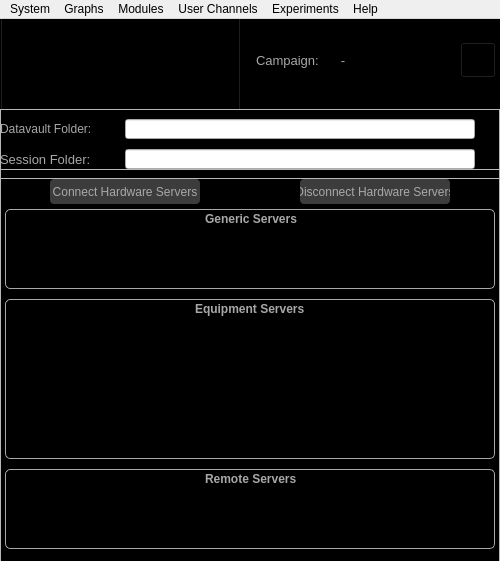
The window that GUI/MainWindow.ui (afylab/nanoSQUID-Scanning-Software) describes before a commit, drawn with Qt 5.
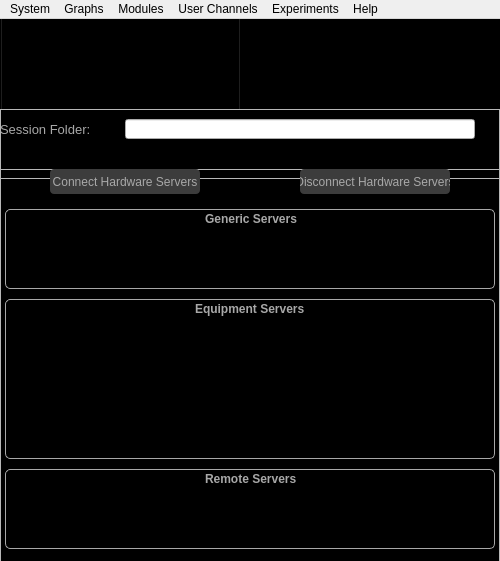
The same window after the commit. Icons and pictures are not drawn.

Commit message: Implemented unique identifier in datavault and several bug fixes.

The edit to the form file:
```diff
--- a/GUI/MainWindow.ui
+++ b/GUI/MainWindow.ui
@@ -77,36 +77,6 @@
     <property name="frameShadow">
      <enum>QFrame::Raised</enum>
     </property>
-    <widget class="QLabel" name="label_Campaign_static">
-     <property name="geometry">
-      <rect>
-       <x>256</x>
-       <y>30</y>
-       <width>71</width>
-       <height>24</height>
-      </rect>
-     </property>
-     <property name="font">
-      <font>
-       <family>MS Shell Dlg 2</family>
-       <pointsize>10</pointsize>
-       <weight>50</weight>
-       <italic>false</italic>
-       <bold>false</bold>
-      </font>
-     </property>
-     <property name="styleSheet">
-      <string notr="true">#label_Layout{
-color: rgb(168, 168, 168);
-font: 10pt &quot;MS Shell Dlg 2&quot;;
-qproperty-alignment: 'AlignVCenter | AlignRight';
-qproperty-wordWrap: true;
-}</string>
-     </property>
-     <property name="text">
-      <string>Campaign: </string>
-     </property>
-    </widget>
     <widget class="QPushButton" name="push_Logo">
      <property name="geometry">
       <rect>
@@ -126,59 +96,6 @@
       <string>PushButton</string>
      </property>
     </widget>
-    <widget class="QLabel" name="label_Campaign">
-     <property name="geometry">
-      <rect>
-       <x>330</x>
-       <y>30</y>
-       <width>101</width>
-       <height>24</height>
-      </rect>
-     </property>
-     <property name="font">
-      <font>
-       <family>MS Shell Dlg 2</family>
-       <pointsize>10</pointsize>
-       <weight>50</weight>
-       <italic>false</italic>
-       <bold>false</bold>
-      </font>
-     </property>
-     <property name="styleSheet">
-      <string notr="true">#label_Layout{
-color: rgb(168, 168, 168);
-font: 10pt &quot;MS Shell Dlg 2&quot;;
-qproperty-alignment: 'AlignVCenter | AlignRight';
-qproperty-wordWrap: true;
-}</string>
-     </property>
-     <property name="text">
-      <string>   -</string>
-     </property>
-    </widget>
-    <widget class="QPushButton" name="push_Campaign">
-     <property name="geometry">
-      <rect>
-       <x>460</x>
-       <y>24</y>
-       <width>36</width>
-       <height>36</height>
-      </rect>
-     </property>
-     <property name="styleSheet">
-      <string notr="true">#push_Campaign{
-image:url(:/nSOTScanner/Pictures/SessionSelect.png);
-background: black;
-}</string>
-     </property>
-     <property name="text">
-      <string/>
-     </property>
-    </widget>
-    <zorder>push_Logo</zorder>
-    <zorder>label_Campaign_static</zorder>
-    <zorder>label_Campaign</zorder>
-    <zorder>push_Campaign</zorder>
    </widget>
    <widget class="QFrame" name="frame_Session">
     <property name="geometry">
@@ -195,42 +112,11 @@
     <property name="frameShadow">
      <enum>QFrame::Raised</enum>
     </property>
-    <widget class="QLabel" name="label_Session">
-     <property name="geometry">
-      <rect>
-       <x>0</x>
-       <y>10</y>
-       <width>100</width>
-       <height>20</height>
-      </rect>
-     </property>
-     <property name="styleSheet">
-      <string notr="true">#label_Session{
-color: rgb(168, 168, 168);
-font: 10pt &quot;MS Shell Dlg 2&quot;;
-qproperty-alignment: 'AlignVCenter | AlignRight';
-qproperty-wordWrap: true;
-}</string>
-     </property>
-     <property name="text">
-      <string>Datavault Folder:</string>
-     </property>
-    </widget>
-    <widget class="QLineEdit" name="lineEdit_Session">
-     <property name="geometry">
-      <rect>
-       <x>125</x>
-       <y>10</y>
-       <width>350</width>
-       <height>20</height>
-      </rect>
-     </property>
-    </widget>
     <widget class="QLabel" name="label_Session_2">
      <property name="geometry">
       <rect>
        <x>0</x>
-       <y>40</y>
+       <y>10</y>
        <width>100</width>
        <height>20</height>
       </rect>
@@ -256,7 +142,7 @@
      <property name="geometry">
       <rect>
        <x>125</x>
-       <y>40</y>
+       <y>10</y>
        <width>350</width>
        <height>20</height>
       </rect>
@@ -282,7 +168,7 @@
      <property name="geometry">
       <rect>
        <x>50</x>
-       <y>10</y>
+       <y>0</y>
        <width>150</width>
        <height>25</height>
       </rect>
@@ -350,7 +236,7 @@
      <property name="geometry">
       <rect>
        <x>300</x>
-       <y>10</y>
+       <y>0</y>
        <width>150</width>
        <height>25</height>
       </rect>
```
The commit also changes 21 other files.
